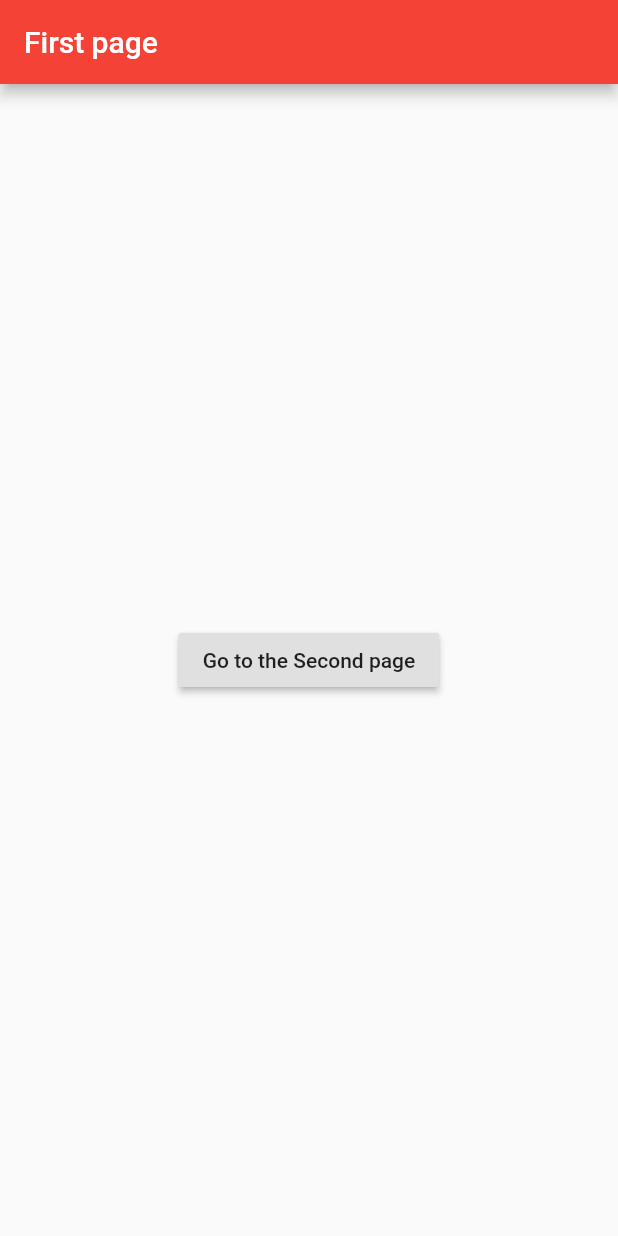
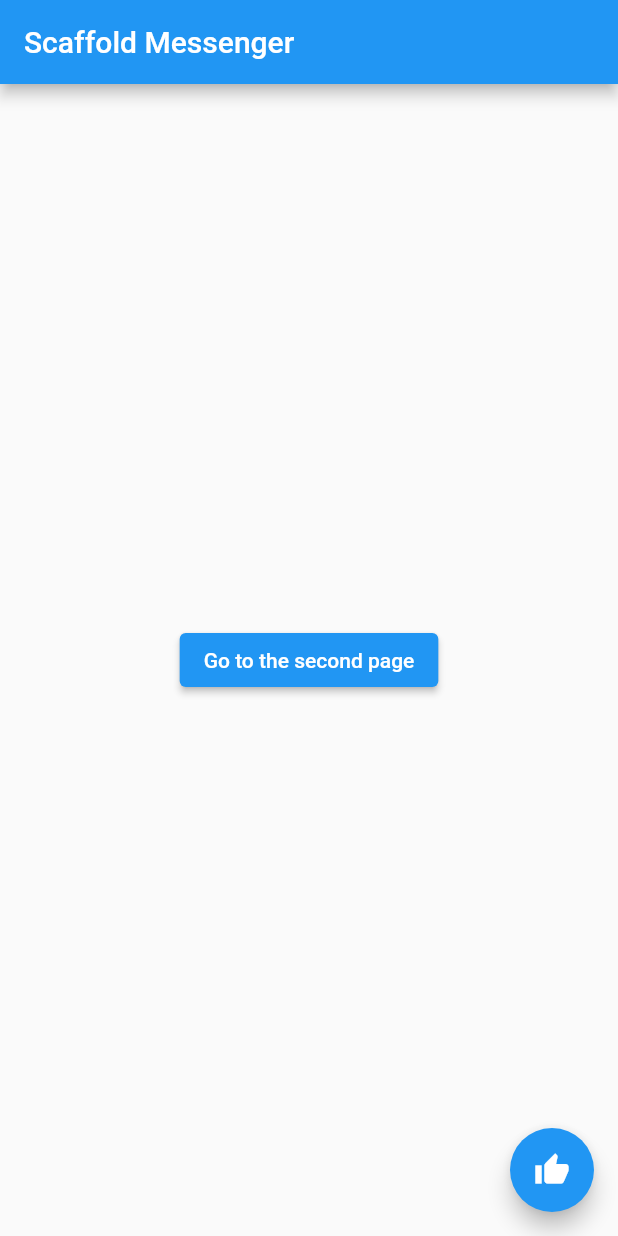
Before and after one commit to jisoo94/flutter_application_1, a Flutter app: the screen it shows after launch, on a phone screen of 412 x 824 dp. Run offline on Flutter 3.47's test engine with Material 2 defaults, Android fonts, the phone set to English and light mode, and no system bars.

Commit message:
flutter2_SnackBar_ScaffoldMessenger

```diff
--- a/lib/main.dart
+++ b/lib/main.dart
@@ -8,30 +8,59 @@ class MyApp extends StatelessWidget {
   @override
   Widget build(BuildContext context) {
     return MaterialApp(
-      title: 'Appbar',
-      theme: ThemeData(primarySwatch: Colors.red),
-      home: FirstPage(),
+      theme: ThemeData(primarySwatch: Colors.blue),
+      home: MyPage(),
     );
   }
 }
 
-class FirstPage extends StatelessWidget {
-  const FirstPage({Key? key}) : super(key: key);
+class MyPage extends StatelessWidget {
+  const MyPage({Key? key}) : super(key: key);
 
   @override
-  Widget build(BuildContext context2) {
+  Widget build(BuildContext context) {
     return Scaffold(
       appBar: AppBar(
-        title: Text('First page'),
+        title: Text('Scaffold Messenger'),
       ),
-      body: Center(
-        child: RaisedButton(
-          child: Text('Go to the Second page'),
-          onPressed: () {
-            Navigator.push(context2,
-                MaterialPageRoute(builder: (context) => SecondPage()));
-          },
-        ),
+      body: HomeBody(),
+      floatingActionButton: FloatingActionButton(
+        child: Icon(Icons.thumb_up),
+        onPressed: () {
+          ScaffoldMessenger.of(context).showSnackBar(
+            SnackBar(
+              content: Text('Like a new Snack Bar!'),
+              duration: Duration(seconds: 5),
+              action: SnackBarAction(
+                  label: 'undo',
+                  onPressed: () {
+                    Navigator.push(
+                      context,
+                      MaterialPageRoute(builder: (context) => ThirdPage()),
+                    );
+                  }),
+            ),
+          );
+        },
+      ),
+    );
+  }
+}
+
+class HomeBody extends StatelessWidget {
+  const HomeBody({Key? key}) : super(key: key);
+
+  @override
+  Widget build(BuildContext context) {
+    return Center(
+      child: ElevatedButton(
+        child: Text('Go to the second page'),
+        onPressed: () {
+          Navigator.push(
+            context,
+            MaterialPageRoute(builder: (context) => SecondPage()),
+          );
+        },
       ),
     );
   }
@@ -41,19 +70,54 @@ class SecondPage extends StatelessWidget {
   const SecondPage({Key? key}) : super(key: key);
 
   @override
-  Widget build(BuildContext ctx) {
+  Widget build(BuildContext context) {
     return Scaffold(
       appBar: AppBar(
-        title: Text('Second page'),
+        title: Text('SecondPage'),
       ),
       body: Center(
-        child: RaisedButton(
-          child: Text('Go to the First page'),
-          onPressed: () {
-            Navigator.pop(ctx);
-          },
+        child: Text(
+          '"좋아요가 추가 되었습니다.',
+          style: TextStyle(fontSize: 20.0, color: Colors.redAccent),
         ),
       ),
     );
   }
 }
+
+class ThirdPage extends StatelessWidget {
+  @override
+  Widget build(BuildContext context) {
+    return ScaffoldMessenger(
+      child: Scaffold(
+        appBar: AppBar(
+          title: Text('Third Page'),
+        ),
+        body: Builder(builder: (context) {
+          return Center(
+            child: Column(
+              mainAxisAlignment: MainAxisAlignment.center,
+              children: [
+                Text(
+                  '"좋아요를 취소 하시겠습니까?.',
+                  style: TextStyle(fontSize: 20.0, color: Colors.redAccent),
+                ),
+                ElevatedButton(
+                  onPressed: () {
+                    ScaffoldMessenger.of(context).showSnackBar(
+                      SnackBar(
+                        content: Text('좋아요가 취소되었습니다.'),
+                        duration: Duration(seconds: 3),
+                      ),
+                    );
+                  },
+                  child: Text('취소하기'),
+                ),
+              ],
+            ),
+          );
+        }),
+      ),
+    );
+  }
+}
```
